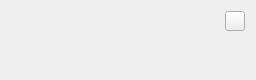
Old version of the form uic_ui/ModCard.ui in the repository iamliuzy/ModLibrary.
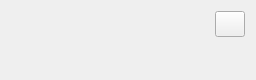
New version of the form. Custom widgets are drawn as their Qt base class.

Commit message: Add menu button to delete mod

The edit to the form file:
```diff
--- a/uic_ui/ModCard.ui
+++ b/uic_ui/ModCard.ui
@@ -64,6 +64,9 @@
          <property name="text">
           <string notr="true"/>
          </property>
+         <property name="wordWrap">
+          <bool>true</bool>
+         </property>
         </widget>
        </item>
        <item>
@@ -76,8 +79,8 @@
          </property>
          <property name="maximumSize">
           <size>
-           <width>20</width>
-           <height>20</height>
+           <width>30</width>
+           <height>30</height>
           </size>
          </property>
         </widget>
```
The commit also changes 4 other files.
